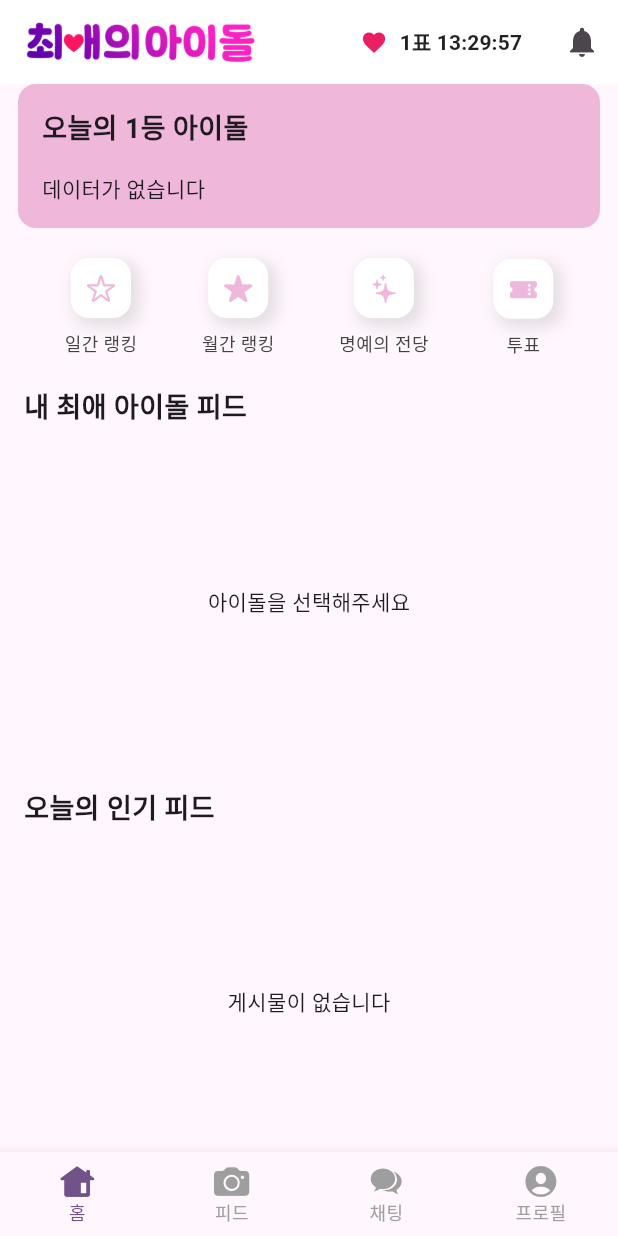
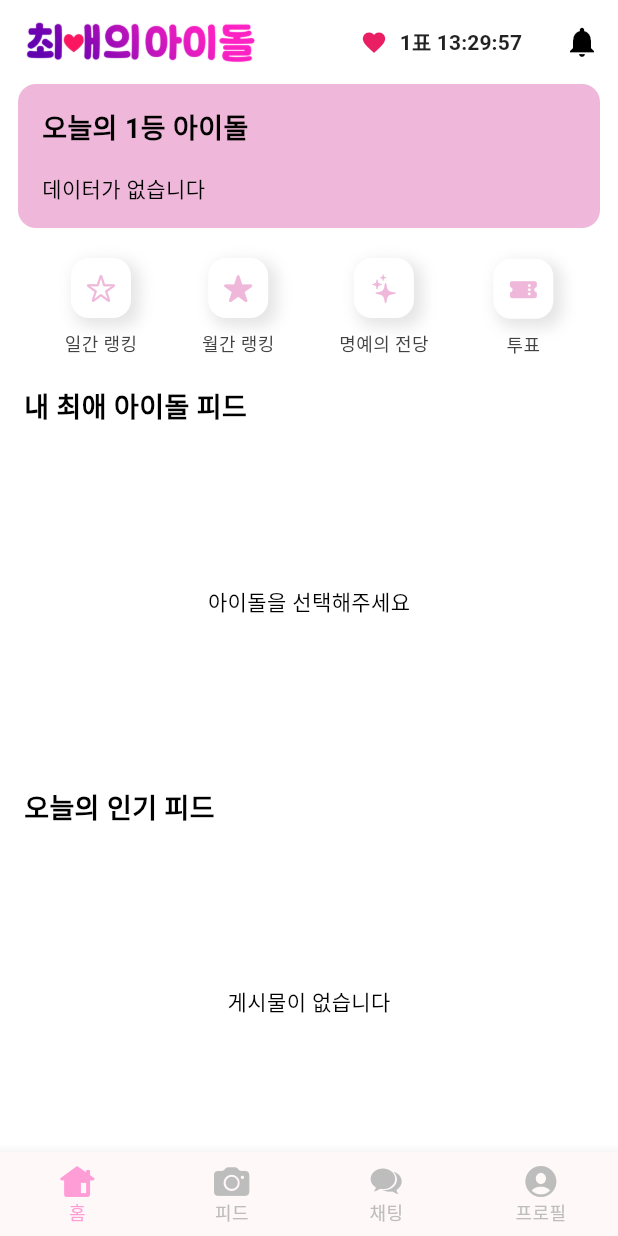
Before and after one commit to rhrbghk/favorite-idol, a Flutter app: the screen it shows once a user with an empty profile is signed in, on a phone screen of 412 x 824 dp. Run offline on Flutter 3.47's test engine with Material 3 defaults, Android fonts, the phone set to English and light mode, and no system bars; our stand-ins replace cloud_firestore, firebase_auth, firebase_core, firebase_storage, google_mobile_ads, image_picker and 3 more; missing offline and left inert: kakao_flutter_sdk; accounts and stored records are empty; generated files the repository leaves out were written again.

Commit message:
design: theme, colors 정의

```diff
--- a/lib/main.dart
+++ b/lib/main.dart
@@ -12,6 +12,7 @@ import 'package:kakao_flutter_sdk/kakao_flutter_sdk.dart' as kakao;
 import 'package:provider/provider.dart';
 import 'package:shared_preferences/shared_preferences.dart';
 import 'package:google_mobile_ads/google_mobile_ads.dart';
+import 'package:favorite_idol/theme/theme.dart';
 
 void main() async {
   WidgetsFlutterBinding.ensureInitialized();
@@ -62,10 +63,7 @@ class MyApp extends StatelessWidget {
       child: MaterialApp(
         debugShowCheckedModeBanner: false,
         title: 'Favorite Idol App',
-        theme: ThemeData(
-          colorScheme: ColorScheme.fromSeed(seedColor: const Color(0XFF5f3d7a)),
-          useMaterial3: true,
-        ),
+        theme: FATheme.lightTheme,
         home: const AuthStateHandler(),
       ),
     );
--- a/lib/screens/main/main_screen.dart
+++ b/lib/screens/main/main_screen.dart
@@ -27,15 +27,6 @@ class _MainScreenState extends State<MainScreen> {
     return Scaffold(
       body: _screens[_selectedIndex],
       bottomNavigationBar: BottomNavigationBar(
-        type: BottomNavigationBarType.fixed,
-        unselectedItemColor: Colors.grey,
-        selectedLabelStyle: const TextStyle(
-          fontSize: 12,
-          fontWeight: FontWeight.w400,
-        ),
-        unselectedLabelStyle: const TextStyle(
-          fontSize: 12,
-        ),
         currentIndex: _selectedIndex,
         onTap: (index) {
           setState(() {
--- /dev/null
+++ b/lib/theme/colors.dart
@@ -0,0 +1,19 @@
+import 'package:flutter/material.dart';
+
+class FAColors {
+  // Primary colors
+  static const Color faAccentColor = Color(0XFFefb8da);
+
+  // Background colors
+  static const Color backgroundColor = Colors.white;
+  static const Color surfaceColor = Colors.white;
+
+  // Text colors
+  static const Color primaryTextColor = Colors.black;
+  static const Color secondaryTextColor = Colors.grey;
+
+  // Other colors
+  static const Color dividerColor = Color(0xFFE0E0E0);
+  static const Color errorColor = Colors.red;
+  static const Color successColor = Colors.green;
+}
--- /dev/null
+++ b/lib/theme/theme.dart
@@ -0,0 +1,82 @@
+import 'package:flutter/material.dart';
+import 'package:favorite_idol/theme/colors.dart';
+
+class FATheme {
+  static ThemeData get lightTheme {
+    return ThemeData(
+      useMaterial3: true,
+      colorScheme: ColorScheme.fromSeed(
+        seedColor: FAColors.faAccentColor,
+        brightness: Brightness.light,
+      ),
+
+      // AppBar theme
+      appBarTheme: const AppBarTheme(
+        backgroundColor: FAColors.backgroundColor,
+        foregroundColor: FAColors.primaryTextColor,
+        elevation: 0,
+        scrolledUnderElevation: 0,
+      ),
+
+      // Scaffold background color
+      scaffoldBackgroundColor: FAColors.backgroundColor,
+
+      // Text theme
+      textTheme: const TextTheme(
+        titleLarge: TextStyle(
+          color: FAColors.primaryTextColor,
+          fontSize: 20,
+          fontWeight: FontWeight.bold,
+        ),
+        bodyLarge: TextStyle(
+          color: FAColors.primaryTextColor,
+          fontSize: 16,
+        ),
+        bodyMedium: TextStyle(
+          color: FAColors.primaryTextColor,
+          fontSize: 14,
+        ),
+      ),
+
+      // Input decoration theme
+      inputDecorationTheme: InputDecorationTheme(
+        border: OutlineInputBorder(
+          borderRadius: BorderRadius.circular(12),
+        ),
+        enabledBorder: OutlineInputBorder(
+          borderRadius: BorderRadius.circular(12),
+          borderSide: const BorderSide(color: FAColors.dividerColor),
+        ),
+        focusedBorder: OutlineInputBorder(
+          borderRadius: BorderRadius.circular(12),
+          borderSide: const BorderSide(color: FAColors.faAccentColor),
+        ),
+      ),
+
+      // Button theme
+      elevatedButtonTheme: ElevatedButtonThemeData(
+        style: ElevatedButton.styleFrom(
+          backgroundColor: FAColors.faAccentColor,
+          foregroundColor: Colors.white,
+          shape: RoundedRectangleBorder(
+            borderRadius: BorderRadius.circular(12),
+          ),
+        ),
+      ),
+
+      // BottomNavigationBar theme
+      bottomNavigationBarTheme: BottomNavigationBarThemeData(
+        selectedItemColor: const Color(0xFFff9ed6),
+        unselectedItemColor: Colors.grey[400],
+        type: BottomNavigationBarType.fixed,
+        selectedLabelStyle: const TextStyle(
+          fontSize: 12,
+          fontWeight: FontWeight.w400,
+        ),
+        unselectedLabelStyle: const TextStyle(
+          fontSize: 12,
+        ),
+      ),
+    );
+  }
+}
```
